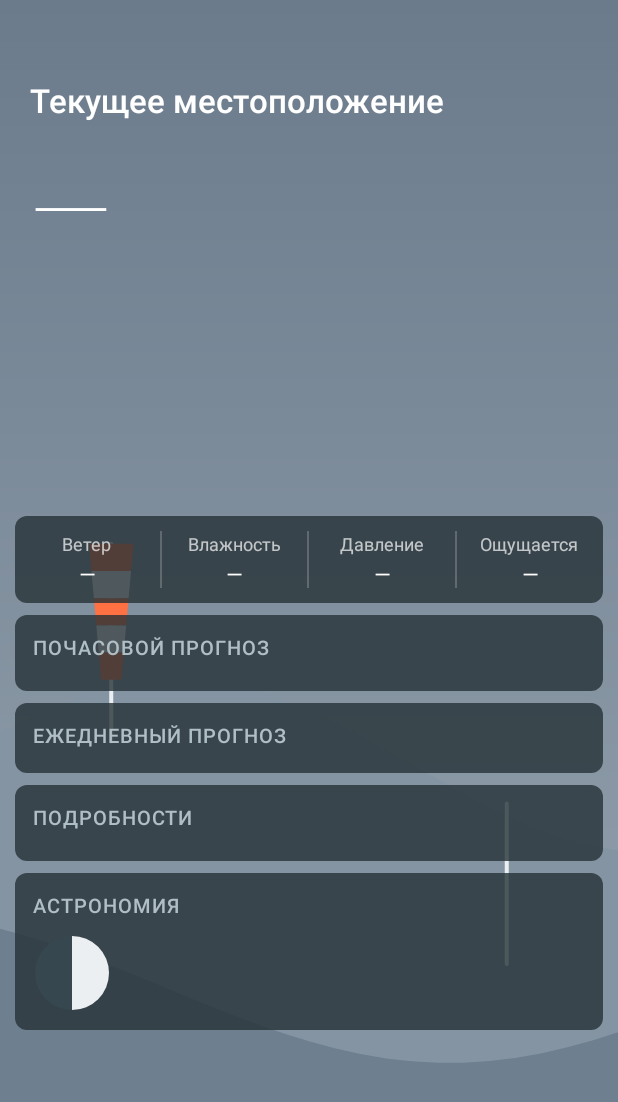
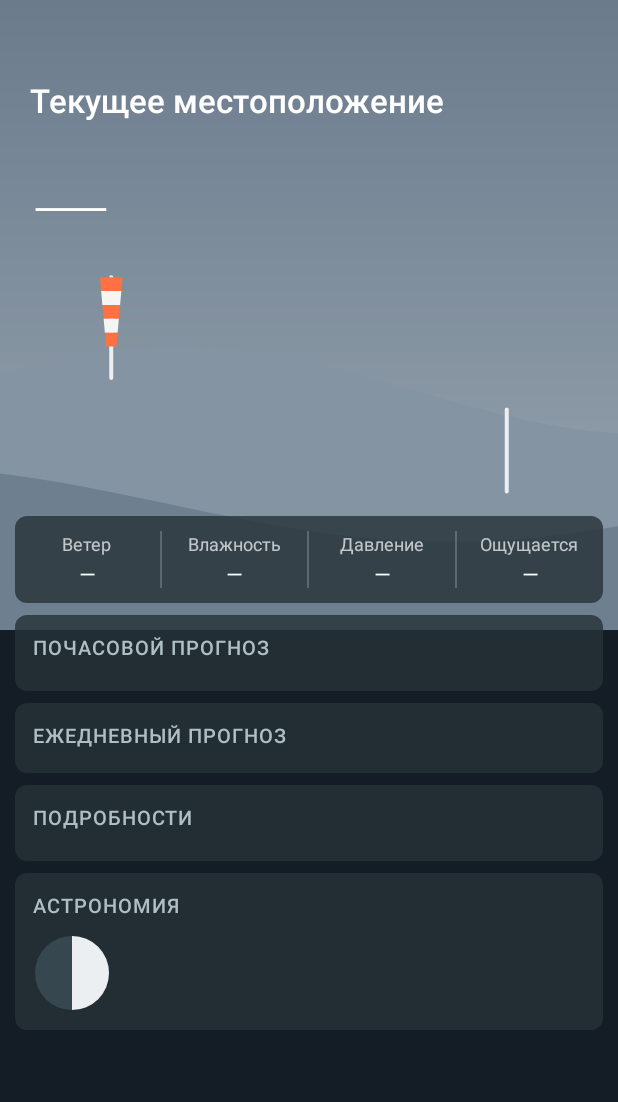
Before and after one commit to V8TD/allclear, an Android app: the layout page_city.xml on its own in the app's theme, with its tools: preview values and no code run, on a phone screen of 412 x 824 dp. Shown: the top 1102 px of the screen. Run offline under Robolectric (Android 15) with nearby library versions, the phone set to English and light mode, and no system bars.

Commit message:
Update page_city.xml

```diff
--- a/app/src/main/res/layout/page_city.xml
+++ b/app/src/main/res/layout/page_city.xml
@@ -1,15 +1,17 @@
 <?xml version="1.0" encoding="utf-8"?>
 <FrameLayout xmlns:android="http://schemas.android.com/apk/res/android"
     android:layout_width="match_parent"
-    android:layout_height="match_parent">
+    android:layout_height="match_parent"
+    android:background="#FF141C26">
 
-    <!-- Живая сцена: фон всей страницы -->
+    <!-- Живая сцена: только верхняя часть страницы -->
     <com.v8td.allclear.ui.WeatherSceneView
         android:id="@+id/sceneView"
         android:layout_width="match_parent"
-        android:layout_height="match_parent" />
+        android:layout_height="420dp"
+        android:layout_gravity="top" />
 
-    <ScrollView
+    <androidx.core.widget.NestedScrollView
         android:id="@+id/scrollContent"
         android:layout_width="match_parent"
         android:layout_height="match_parent"
@@ -367,5 +369,5 @@
                 android:textAppearance="@style/TextAppearance.AllClear.Caption" />
 
         </LinearLayout>
-    </ScrollView>
+    </androidx.core.widget.NestedScrollView>
 </FrameLayout>
```
